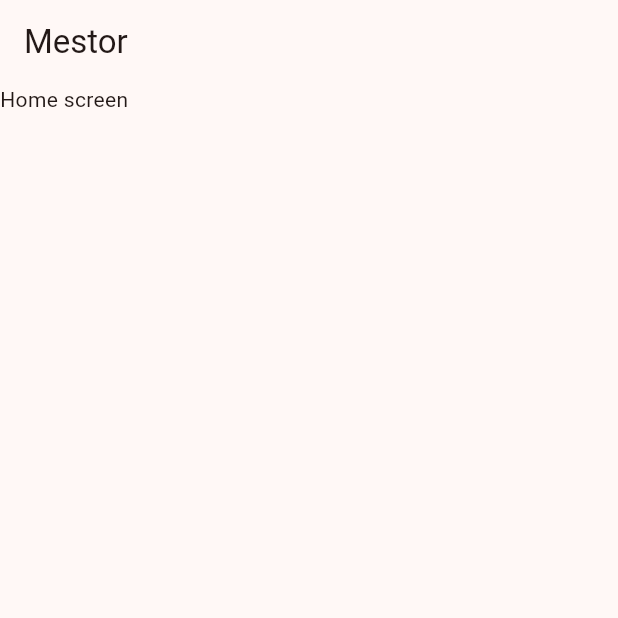
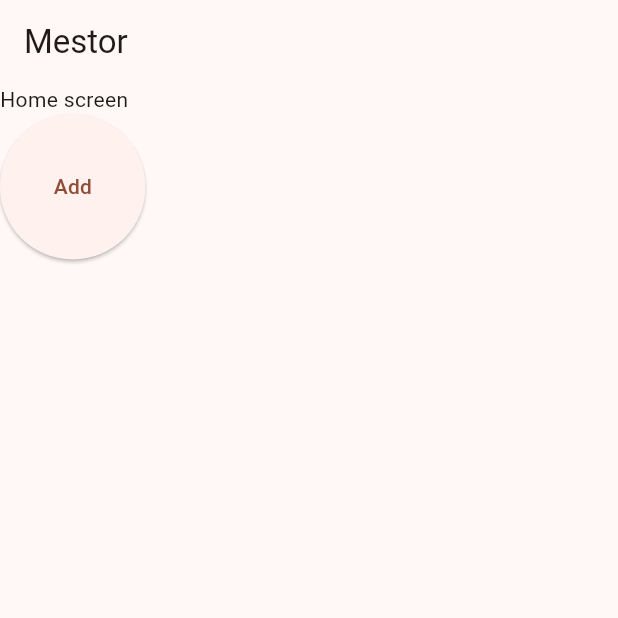
Before and after one commit to ikanadev/mestor, a Flutter app: the screen it shows after launch, on a phone screen of 412 x 824 dp, the top half of it. Run offline on Flutter 3.47's test engine with Material 3 defaults, Android fonts, the phone set to English and light mode, and no system bars; our stand-ins replace drift, flutter_riverpod, fpdart, freezed_annotation, go_router, riverpod_annotation and 1 more; missing offline and left inert: flutter_snowflake, sqlite3; accounts and stored records are empty; generated files the repository leaves out were written again.

```diff
--- a/mestorapp/lib/db/db.dart
+++ b/mestorapp/lib/db/db.dart
@@ -1,2 +1 @@
-export 'activity_db.dart';
-export 'database.dart';
+export 'activity_repo.dart';
--- /dev/null
+++ b/mestorapp/lib/db/models/models.dart
@@ -0,0 +1,2 @@
+export 'activity_db.dart';
+export 'database.dart';
--- /dev/null
+++ b/mestorapp/lib/domain/types.dart
@@ -0,0 +1,16 @@
+import 'package:fpdart/fpdart.dart';
+import 'package:mestorapp/domain/models/models.dart';
+
+typedef OptionErr = Option<String>;
+typedef EitherActivities = Either<String, List<Activity>>;
+
+class NewActivityData {
+  final String name;
+  final String iconName;
+  final ActColor color;
+  NewActivityData({
+    required this.name,
+    required this.iconName,
+    required this.color,
+  });
+}
--- a/mestorapp/lib/providers/db.dart
+++ /dev/null
@@ -1,4 +0,0 @@
-import 'package:flutter_riverpod/flutter_riverpod.dart';
-import 'package:mestorapp/db/db.dart';
-
-final dbProvider = Provider((ref) => AppDatabase());
--- a/mestorapp/lib/providers/providers.dart
+++ b/mestorapp/lib/providers/providers.dart
@@ -1 +1,2 @@
-export 'db.dart';
+export 'app_repo.dart';
+export 'activities.dart';
--- a/mestorapp/lib/screens/home.dart
+++ b/mestorapp/lib/screens/home.dart
@@ -1,14 +1,57 @@
 import 'package:flutter/material.dart';
+import 'package:flutter_riverpod/flutter_riverpod.dart';
+import 'package:mestorapp/domain/models/models.dart';
+import 'package:mestorapp/domain/types.dart';
+import 'package:mestorapp/providers/providers.dart';
 
-class HomeScreen extends StatelessWidget {
+class HomeScreen extends ConsumerWidget {
   const HomeScreen({super.key});
 
   @override
-  Widget build(BuildContext context) {
+  Widget build(BuildContext context, WidgetRef ref) {
+    final actsProv = ref.watch(activitiesNotifierProvider);
     return Scaffold(
       appBar: AppBar(title: const Text("Mestor")),
-      body: const Column(
-        children: [Text("Home screen")],
+      body: Column(
+        crossAxisAlignment: CrossAxisAlignment.stretch,
+        children: [
+          const Text("Home screen"),
+          actsProv.when(
+            error: (error, _) => Text('$error'),
+            loading: () => const CircularProgressIndicator(),
+            data: (acts) => Expanded(
+              child: GridView.builder(
+                gridDelegate: const SliverGridDelegateWithFixedCrossAxisCount(
+                  crossAxisCount: 4,
+                  crossAxisSpacing: 8,
+                  mainAxisSpacing: 8,
+                ),
+                itemCount: acts.length + 1,
+                itemBuilder: (BuildContext context, int index) {
+                  if (index == acts.length) {
+                    return ElevatedButton(
+                      child: const Text("Add"),
+                      onPressed: () {
+                        ref
+                            .read(activitiesNotifierProvider.notifier)
+                            .saveActivity(
+                              NewActivityData(
+                                name: '',
+                                iconName: '',
+                                color: ActColor.red,
+                              ),
+                            );
+                      },
+                    );
+                  }
+                  final act = acts[index];
+                  return ElevatedButton(
+                      child: Text('${act.id}'), onPressed: () {});
+                },
+              ),
+            ),
+          ),
+        ],
       ),
     );
   }
--- a/mestorapp/pubspec.yaml
+++ b/mestorapp/pubspec.yaml
@@ -44,6 +44,8 @@ dependencies:
   path: ^1.8.3
   path_provider: ^2.1.1
   sqlite3: ^2.3.0
+  fpdart: ^1.1.0
+  flutter_snowflake: ^0.0.4
 
 dev_dependencies:
   flutter_test:
```
Also changed, not shown: mestorapp/lib/db/activity_repo.dart (added, +47 -0 lines), mestorapp/lib/domain/repositories.dart (added, +7 -0 lines), mestorapp/lib/providers/activities.dart (added, +22 -0 lines), mestorapp/lib/providers/app_repo.dart (added, +21 -0 lines), mestorapp/lib/db/models/activity_db.dart (renamed from mestorapp/lib/db/activity_db.dart), mestorapp/lib/db/models/database.dart (renamed from mestorapp/lib/db/database.dart), mestorapp/lib/db/models/database.g.dart (renamed from mestorapp/lib/db/database.g.dart), mestorapp/lib/providers/activities.g.dart (added), mestorapp/lib/providers/app_repo.g.dart (added), mestorapp/pubspec.lock.
